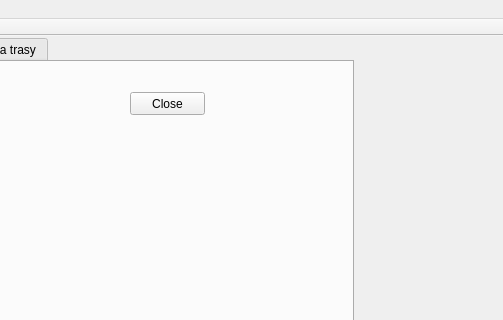
Old version of the form mainwindow.ui in the repository jakpor/Trasy_biegaczy; both pictures show x 452 to 955 and y 0 to 320 of the 955 by 695 pixel window.
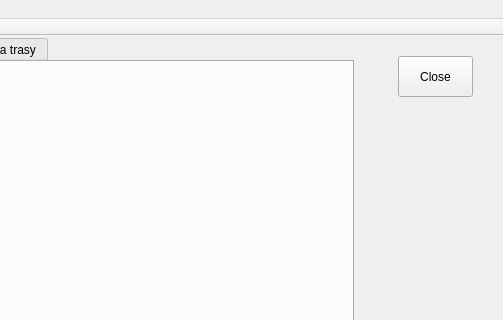
New version of the form.

The edit to the form file:
```diff
--- a/mainwindow.ui
+++ b/mainwindow.ui
@@ -33,19 +33,6 @@
      <attribute name="title">
       <string>Wybór parametrów trasy</string>
      </attribute>
-     <widget class="QPushButton" name="closeButton">
-      <property name="geometry">
-       <rect>
-        <x>580</x>
-        <y>30</y>
-        <width>75</width>
-        <height>23</height>
-       </rect>
-      </property>
-      <property name="text">
-       <string>Close</string>
-      </property>
-     </widget>
      <widget class="QGroupBox" name="groupBox_2">
       <property name="geometry">
        <rect>
@@ -670,6 +657,19 @@
      </widget>
     </widget>
    </widget>
+   <widget class="QPushButton" name="closeButton">
+    <property name="geometry">
+     <rect>
+      <x>850</x>
+      <y>20</y>
+      <width>75</width>
+      <height>41</height>
+     </rect>
+    </property>
+    <property name="text">
+     <string>Close</string>
+    </property>
+   </widget>
   </widget>
   <widget class="QMenuBar" name="menuBar">
    <property name="geometry">
```
